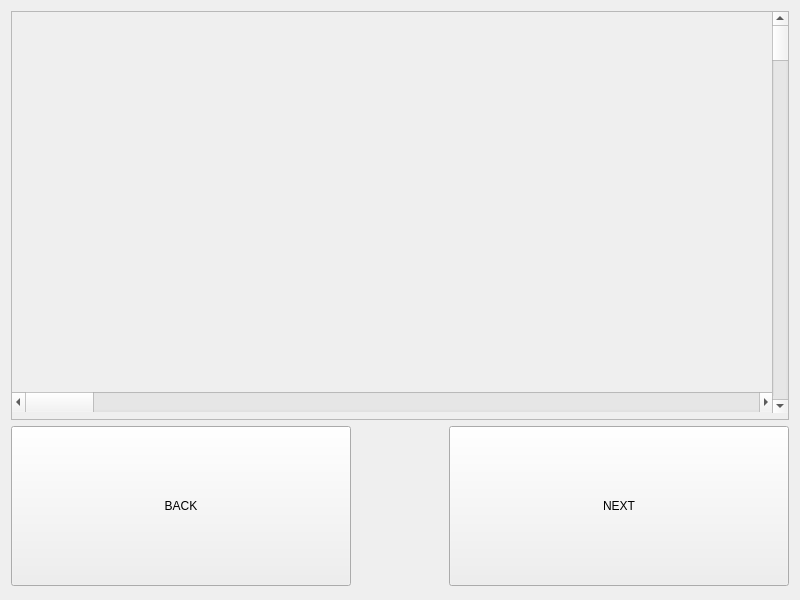
hw9603/Easy-Sing, file vocaloid/gui/musicwindow.ui: the form before one commit.
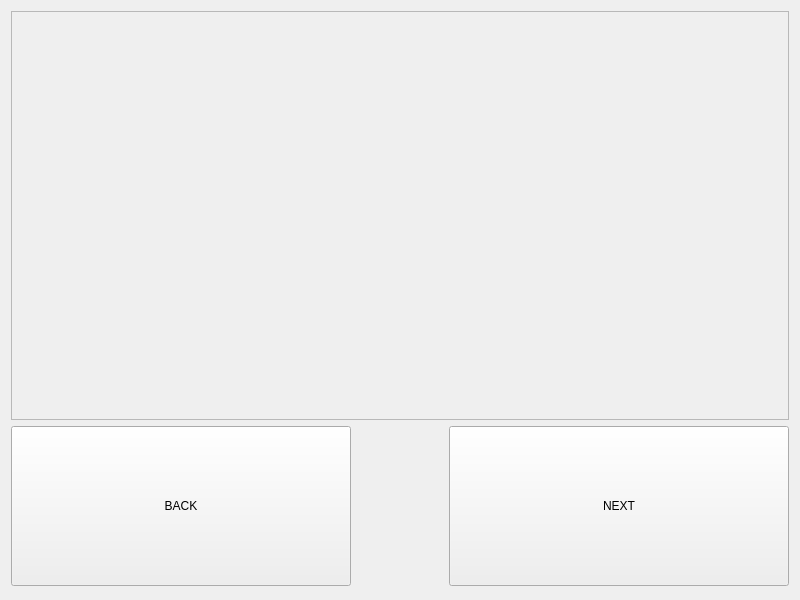
The form after the commit.

```diff
--- a/vocaloid/gui/musicwindow.ui
+++ b/vocaloid/gui/musicwindow.ui
@@ -62,38 +62,6 @@
            <string/>
           </property>
          </widget>
-         <widget class="QScrollBar" name="horizontalScrollBar">
-          <property name="geometry">
-           <rect>
-            <x>0</x>
-            <y>380</y>
-            <width>761</width>
-            <height>20</height>
-           </rect>
-          </property>
-          <property name="sizePolicy">
-           <sizepolicy hsizetype="Ignored" vsizetype="Ignored">
-            <horstretch>0</horstretch>
-            <verstretch>0</verstretch>
-           </sizepolicy>
-          </property>
-          <property name="orientation">
-           <enum>Qt::Horizontal</enum>
-          </property>
-         </widget>
-         <widget class="QScrollBar" name="verticalScrollBar">
-          <property name="geometry">
-           <rect>
-            <x>760</x>
-            <y>0</y>
-            <width>16</width>
-            <height>401</height>
-           </rect>
-          </property>
-          <property name="orientation">
-           <enum>Qt::Vertical</enum>
-          </property>
-         </widget>
         </widget>
        </widget>
       </item>
```
